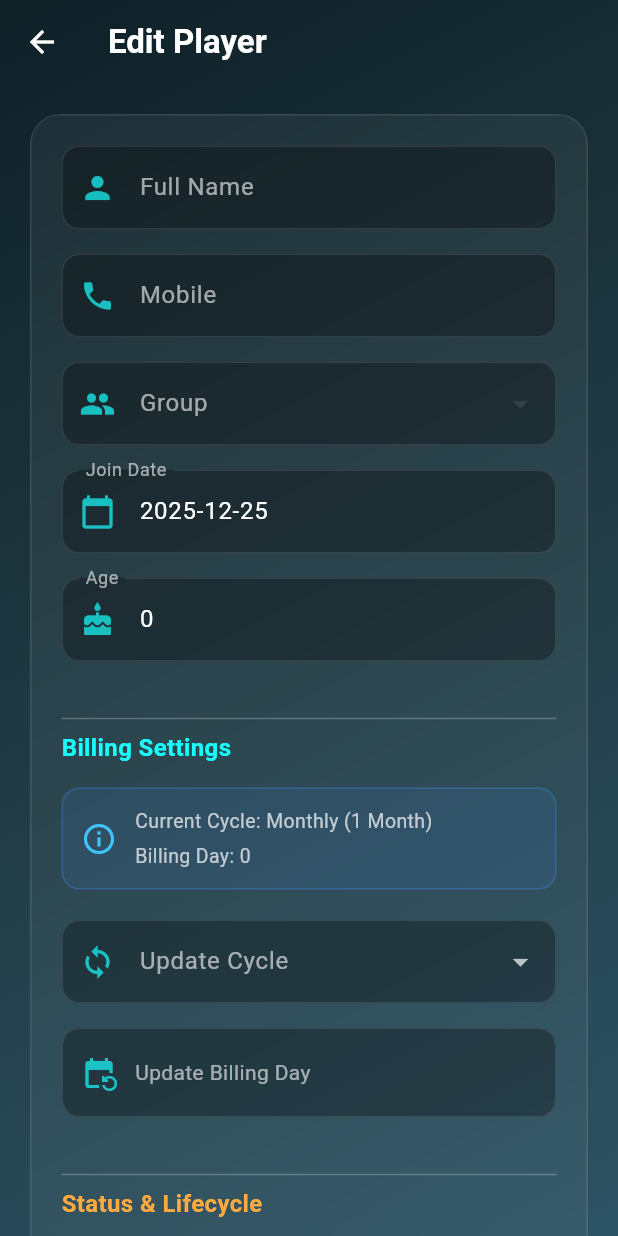
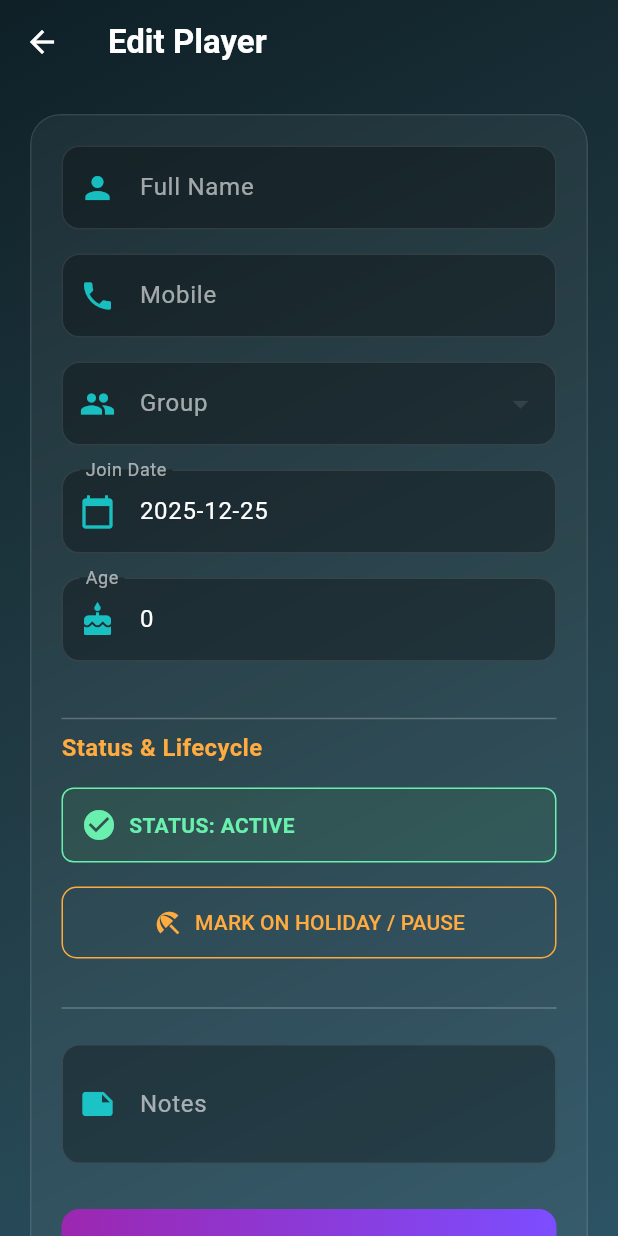
Before and after one commit to Dev-Jaisai/pca-flutter, a Flutter app: the EditPlayerScreen screen opened directly with empty values, on a phone screen of 412 x 824 dp. Run offline on Flutter 3.47's test engine with Material 3 defaults, Android fonts, the phone set to English and light mode, and no system bars; our stand-ins replace flutter_animate, font_awesome_flutter, hive, hive_flutter, lottie, pdf and 2 more; accounts and stored records are empty; network calls fail.

Commit message:
Feat: Added Player Resume/Activate functionality. - Added 'ACTIVATE PLAYER' green button in Edit Profile for inactive players. - Fixed 'Status Sync' issue where UI showed stale active status. - Added 'EventBus' listener to auto-refresh 'Universal List' and 'Dashboard' after activation. - Updated 'This Month Due' filter to strictly exclude holiday bills.

```diff
--- a/lib/models/player.dart
+++ b/lib/models/player.dart
@@ -98,8 +98,6 @@
     if (pCycleRaw != null) {
       pCycle = (pCycleRaw is int) ? pCycleRaw : int.tryParse(pCycleRaw.toString());
     }
-
-    // 🔥 9. NEW: Active Status Logic (Handle both camelCase & snake_case)
     bool activeVal = true; // Default
     if (json['isActive'] != null) {
       activeVal = json['isActive'] as bool;
@@ -111,7 +109,6 @@
         activeVal = json['is_active'];
       }
     }
-
     return Player(
       id: idVal,
       name: json['name'] ?? 'Unknown',      phone: json['phone'] ?? '',
@@ -120,6 +117,7 @@
       age: ageVal,
       joinDate: jd,
       photoUrl: photo,
+
       notes: notesVal,
       billingDay: bDay,
       paymentCycleMonths: pCycle,
--- a/lib/screens/home/edit_player_screen.dart
+++ b/lib/screens/home/edit_player_screen.dart
@@ -4,6 +4,7 @@
 import '../../models/player.dart';
 import '../../models/group.dart';
 import '../../services/api_service.dart';
+import '../../utils/event_bus.dart';
 
 class EditPlayerScreen extends StatefulWidget {
   final Player player;
@@ -27,18 +28,23 @@
   int? _selectedGroupId;
   int _paymentCycleMonths = 1;
   DateTime? _newBillingDate;
-  bool _isActive = true; // Local state to update UI immediately if needed
+
+  // 🔥 Local State for Active/Inactive Toggle
+  late bool _isActive;
 
   List<Group> _groups = [];
   bool _loading = false;
-
   @override
   void initState() {
     super.initState();
     _initializeFields();
     _fetchGroups();
+
+    // 🔥 CHANGE: Post frame callback मध्ये async call
+    WidgetsBinding.instance.addPostFrameCallback((_) async {
+      await _checkRealStatus();
+    });
   }
-
   void _initializeFields() {
     _nameCtl = TextEditingController(text: widget.player.name);
     _phoneCtl = TextEditingController(text: widget.player.phone);
@@ -47,9 +53,34 @@
     _joinDate = widget.player.joinDate;
     _selectedGroupId = widget.player.groupId;
     _paymentCycleMonths = widget.player.paymentCycleMonths ?? 1;
+
+    // Initial guess from widget (will be corrected by _checkRealStatus)
     _isActive = widget.player.isActive;
   }
+  Future<void> _activatePlayer(DateTime date) async {
+    setState(() => _loading = true);
+    try {
+      await ApiService.activatePlayer(widget.player.id, date);
 
+      if (mounted) {
+        ScaffoldMessenger.of(context).showSnackBar(
+            const SnackBar(content: Text('✅ Player Activated & Bill Generated!'), backgroundColor: Colors.green)
+        );
+
+        setState(() => _isActive = true);
+
+        // 🔥🔥🔥 ADD THIS LINE (Signal send kara)
+        EventBus().fire(PlayerEvent('updated'));
+        EventBus().fire(PlayerEvent('installment_created')); // Navin bill banla ahe
+      }
+    } catch (e) {
+      if (mounted) ScaffoldMessenger.of(context).showSnackBar(SnackBar(content: Text('❌ Error: $e'), backgroundColor: Colors.red));
+    } finally {
+      if (mounted) setState(() => _loading = false);
+    }
+  }
+
+  // ✅ METHOD 1: Fetch Groups (He missing hote, te add kele)
   Future<void> _fetchGroups() async {
     try {
       final groups = await ApiService.fetchGroups();
@@ -59,7 +90,33 @@
     }
   }
 
-  // --- STANDARD UPDATE (Name, Phone, Group etc.) ---
+  // ✅ METHOD 2: Check Real Status form DB (He Navin Logic)
+  // EditPlayerScreen.dart मध्ये
+  Future<void> _checkRealStatus() async {
+    try {
+      // 🔥 CHANGE: Direct call to get fresh player data
+      final freshPlayer = await ApiService.fetchPlayerById(widget.player.id);
+
+      if (mounted) {
+        setState(() {
+          _isActive = freshPlayer.isActive;
+          // Optionally update other fields from fresh data
+          _nameCtl.text = freshPlayer.name;
+          _phoneCtl.text = freshPlayer.phone;
+          _ageCtl.text = freshPlayer.age?.toString() ?? '';
+          _notesCtl.text = freshPlayer.notes ?? '';
+          _joinDate = freshPlayer.joinDate;
+          _selectedGroupId = freshPlayer.groupId;
+          _paymentCycleMonths = freshPlayer.paymentCycleMonths ?? 1;
+        });
+        debugPrint("🔄 Player data synced from DB. Status: $_isActive");
+      }
+    } catch (e) {
+      debugPrint("Error checking player status: $e");
+    }
+  }
+
+  // ✅ METHOD 3: Submit Update
   Future<void> _submit() async {
     if (!_formKey.currentState!.validate()) return;
     setState(() => _loading = true);
@@ -71,8 +128,6 @@
         "groupId": _selectedGroupId,
         "joinDate": _joinDate?.toIso8601String().split('T')[0],
         "notes": _notesCtl.text.trim(),
-
-        // Send Updated Billing Info
         "paymentCycleMonths": _paymentCycleMonths,
         if (_newBillingDate != null)
           "firstInstallmentDate": _newBillingDate?.toIso8601String().split('T')[0],
@@ -82,7 +137,7 @@
 
       if (mounted) {
         ScaffoldMessenger.of(context).showSnackBar(const SnackBar(content: Text('Updated successfully'), backgroundColor: Colors.green));
-        Navigator.pop(context, true); // Return true to refresh parent
+        Navigator.pop(context, true); // 🔥 Return TRUE to refresh parent list
       }
     } catch (e) {
       if (mounted) ScaffoldMessenger.of(context).showSnackBar(SnackBar(content: Text('Failed: $e'), backgroundColor: Colors.red));
@@ -119,7 +174,7 @@
     }
   }
 
-  // --- 🔥 FEATURE 1: HOLIDAY / PAUSE DIALOG ---
+  // --- DIALOGS ---
   void _showPauseDialog() {
     final noteCtl = TextEditingController();
     DateTime selectedDate = DateTime.now();
@@ -127,7 +182,8 @@
     showDialog(
       context: context,
       builder: (ctx) => StatefulBuilder(
-        builder: (context, setDialogState) => AlertDialog(
+        // 🔥 CHANGE 1: 'context' chya jagi 'dialogContext' waparla
+        builder: (dialogContext, setDialogState) => AlertDialog(
           backgroundColor: const Color(0xFF203A43),
           title: const Text("🏖️ Mark on Holiday", style: TextStyle(color: Colors.white)),
           content: Column(
@@ -138,8 +194,6 @@
                 style: TextStyle(color: Colors.white70, fontSize: 12),
               ),
               const SizedBox(height: 16),
-
-              // Date Picker
               ListTile(
                 contentPadding: EdgeInsets.zero,
                 title: const Text("Start Date:", style: TextStyle(color: Colors.white)),
@@ -149,12 +203,11 @@
                   child: Text(DateFormat('dd MMM yyyy').format(selectedDate), style: const TextStyle(color: Colors.cyanAccent)),
                 ),
                 onTap: () async {
-                  final picked = await showDatePicker(context: context, initialDate: selectedDate, firstDate: DateTime(2023), lastDate: DateTime(2030));
+                  // 🔥 CHANGE 2: dialogContext waparla date picker sathi
+                  final picked = await showDatePicker(context: dialogContext, initialDate: selectedDate, firstDate: DateTime(2023), lastDate: DateTime(2030));
                   if (picked != null) setDialogState(() => selectedDate = picked);
                 },
               ),
-
-              // Reason Input
               TextField(
                 controller: noteCtl,
                 style: const TextStyle(color: Colors.white),
@@ -171,12 +224,30 @@
             TextButton(onPressed: () => Navigator.pop(ctx), child: const Text("Cancel", style: TextStyle(color: Colors.white54))),
             ElevatedButton(
               style: ElevatedButton.styleFrom(backgroundColor: Colors.orangeAccent, foregroundColor: Colors.black),
+              // _showPauseDialog मध्ये:
+              // _showPauseDialog मध्ये
               onPressed: () async {
-                Navigator.pop(ctx); // Close Dialog
-                _performLifecycleAction(
-                    actionName: "Pause",
-                    action: () => ApiService.pausePlayer(widget.player.id, selectedDate, noteCtl.text)
-                );
+                Navigator.pop(ctx);
+                setState(() => _loading = true);
+                try {
+                  await ApiService.pausePlayer(widget.player.id, selectedDate, noteCtl.text);
+
+                  // 🔥 CALL: Refresh local data
+                  await _checkRealStatus();
+
+                  if (mounted) {
+                    ScaffoldMessenger.of(context).showSnackBar(
+                      const SnackBar(content: Text('Player Paused!'), backgroundColor: Colors.green),
+                    );
+                    // Navigator.pop(context, true); // 🔥 हे आता काढून टाका
+                  }
+                } catch (e) {
+                  if (mounted) ScaffoldMessenger.of(context).showSnackBar(
+                      SnackBar(content: Text('Error: $e'), backgroundColor: Colors.red)
+                  );
+                } finally {
+                  if (mounted) setState(() => _loading = false);
+                }
               },
               child: const Text("CONFIRM PAUSE"),
             )
@@ -186,35 +257,35 @@
     );
   }
 
-  // --- 🔥 FEATURE 2: ACTIVATE / RETURN DIALOG ---
   void _showActivateDialog() {
     DateTime selectedDate = DateTime.now();
+
     showDialog(
       context: context,
       builder: (ctx) => StatefulBuilder(
-        builder: (context, setDialogState) => AlertDialog(
+        // 🔥 CHANGE 1: 'dialogContext' waparla
+        builder: (dialogContext, setDialogState) => AlertDialog(
           backgroundColor: const Color(0xFF203A43),
           title: const Text("▶️ Welcome Back!", style: TextStyle(color: Colors.white)),
           content: Column(
             mainAxisSize: MainAxisSize.min,
             children: [
               const Text(
-                "Select the new Billing Start Date. A new cycle will begin from this date.",
+                "Player is returning! A new bill will be generated starting from this date.",
                 style: TextStyle(color: Colors.white70, fontSize: 12),
               ),
               const SizedBox(height: 16),
-
-              // Date Picker
               ListTile(
                 contentPadding: EdgeInsets.zero,
-                title: const Text("Start Date:", style: TextStyle(color: Colors.white)),
+                title: const Text("Return Date:", style: TextStyle(color: Colors.white)),
                 trailing: Container(
                   padding: const EdgeInsets.symmetric(horizontal: 8, vertical: 4),
                   decoration: BoxDecoration(border: Border.all(color: Colors.greenAccent), borderRadius: BorderRadius.circular(4)),
                   child: Text(DateFormat('dd MMM yyyy').format(selectedDate), style: const TextStyle(color: Colors.greenAccent)),
                 ),
                 onTap: () async {
-                  final picked = await showDatePicker(context: context, initialDate: selectedDate, firstDate: DateTime(2023), lastDate: DateTime(2030));
+                  // 🔥 CHANGE 2: dialogContext waparla
+                  final picked = await showDatePicker(context: dialogContext, initialDate: selectedDate, firstDate: DateTime(2023), lastDate: DateTime(2030));
                   if (picked != null) setDialogState(() => selectedDate = picked);
                 },
               ),
@@ -224,12 +295,29 @@
             TextButton(onPressed: () => Navigator.pop(ctx), child: const Text("Cancel", style: TextStyle(color: Colors.white54))),
             ElevatedButton(
               style: ElevatedButton.styleFrom(backgroundColor: Colors.greenAccent, foregroundColor: Colors.black),
+              // _showActivateDialog मध्ये
               onPressed: () async {
-                Navigator.pop(ctx); // Close Dialog
-                _performLifecycleAction(
-                    actionName: "Activate",
-                    action: () => ApiService.activatePlayer(widget.player.id, selectedDate)
-                );
+                Navigator.pop(ctx);
+                setState(() => _loading = true);
+                try {
+                  await ApiService.activatePlayer(widget.player.id, selectedDate);
+
+                  // 🔥 CALL: Refresh local data
+                  await _checkRealStatus();
+
+                  if (mounted) {
+                    ScaffoldMessenger.of(context).showSnackBar(
+                      const SnackBar(content: Text("Player Activated & Bill Generated!")),
+                    );
+                    // Navigator.pop(context, true); // 🔥 हे आता काढून टाका
+                  }
+                } catch (e) {
+                  if (mounted) ScaffoldMessenger.of(context).showSnackBar(
+                      SnackBar(content: Text("Error: $e"), backgroundColor: Colors.red)
+                  );
+                } finally {
+                  if (mounted) setState(() => _loading = false);
+                }
               },
               child: const Text("ACTIVATE"),
             )
@@ -239,34 +327,11 @@
     );
   }
 
-  // Helper to handle API calls for Lifecycle actions
-  Future<void> _performLifecycleAction({required String actionName, required Future<void> Function() action}) async {
-    setState(() => _loading = true);
-    try {
-      await action();
-      if (mounted) {
-        ScaffoldMessenger.of(context).showSnackBar(SnackBar(content: Text("Player ${actionName}d Successfully!"), backgroundColor: Colors.green));
-        Navigator.pop(context, true); // Close Screen & Refresh Parent
-      }
-    } catch (e) {
-      if (mounted) ScaffoldMessenger.of(context).showSnackBar(SnackBar(content: Text("Error: $e"), backgroundColor: Colors.red));
-    } finally {
-      if (mounted) setState(() => _loading = false);
-    }
-  }
-
   @override
   Widget build(BuildContext context) {
     final df = DateFormat('dd MMM yyyy');
-
-    // Display strings
-    String currentBillDayStr = widget.player.billingDay != null
-        ? "${widget.player.billingDay}"
-        : "Not Set";
-
-    String currentCycleStr = (widget.player.paymentCycleMonths ?? 1) == 3
-        ? "Quarterly (3 Months)"
-        : "Monthly (1 Month)";
+    String currentBillDayStr = widget.player.billingDay != null ? "${widget.player.billingDay}" : "Not Set";
+    String currentCycleStr = (widget.player.paymentCycleMonths ?? 1) == 3 ? "Quarterly (3 Months)" : "Monthly (1 Month)";
 
     return Scaffold(
       extendBodyBehindAppBar: true,
@@ -305,93 +370,38 @@
                           ),
                           const SizedBox(height: 16),
                           GestureDetector(
-                            onTap: () => _pickDate(true), // Join Date
+                            onTap: () => _pickDate(true),
                             child: AbsorbPointer(child: _neonTextField(TextEditingController(text: _joinDate == null ? '' : DateFormat('yyyy-MM-dd').format(_joinDate!)), 'Join Date', Icons.calendar_today)),
                           ),
                           const SizedBox(height: 16),
                           _neonTextField(_ageCtl, 'Age', Icons.cake, type: TextInputType.number),
 
-                          // --- BILLING SETTINGS ---
-                          const SizedBox(height: 30),
-                          const Divider(color: Colors.white24),
-                          const Text("Billing Settings", style: TextStyle(color: Colors.cyanAccent, fontWeight: FontWeight.bold, fontSize: 16)),
-                          const SizedBox(height: 15),
-
-                          // Current Info
-                          Container(
-                            padding: const EdgeInsets.all(12),
-                            decoration: BoxDecoration(
-                              color: Colors.blueAccent.withOpacity(0.1),
-                              borderRadius: BorderRadius.circular(12),
-                              border: Border.all(color: Colors.blueAccent.withOpacity(0.3)),
-                            ),
-                            child: Row(
-                              children: [
-                                const Icon(Icons.info_outline, color: Colors.lightBlueAccent),
-                                const SizedBox(width: 12),
-                                Expanded(
-                                  child: Column(
-                                    crossAxisAlignment: CrossAxisAlignment.start,
-                                    children: [
-                                      Text("Current Cycle: $currentCycleStr", style: const TextStyle(color: Colors.white70, fontSize: 13)),
-                                      const SizedBox(height: 4),
-                                      Text("Billing Day: $currentBillDayStr", style: const TextStyle(color: Colors.white70, fontSize: 13)),
-                                    ],
-                                  ),
-                                ),
-                              ],
-                            ),
-                          ),
-                          const SizedBox(height: 20),
-
-                          DropdownButtonFormField<int>(
-                            value: _paymentCycleMonths,
-                            dropdownColor: const Color(0xFF2C5364),
-                            style: const TextStyle(color: Colors.white),
-                            decoration: _inputDeco('Update Cycle', Icons.loop),
-                            items: const [
-                              DropdownMenuItem(value: 1, child: Text("Monthly (Every Month)")),
-                              DropdownMenuItem(value: 3, child: Text("Quarterly (Every 3 Months)")),
-                            ],
-                            onChanged: (v) => setState(() => _paymentCycleMonths = v!),
-                          ),
-                          const SizedBox(height: 16),
-
-                          GestureDetector(
-                            onTap: () => _pickDate(false), // Billing Date
-                            child: Container(
-                              height: 60,
-                              padding: const EdgeInsets.symmetric(horizontal: 12),
-                              decoration: BoxDecoration(
-                                color: Colors.black.withOpacity(0.3),
-                                borderRadius: BorderRadius.circular(12),
-                                border: Border.all(color: _newBillingDate != null ? Colors.cyanAccent : Colors.white.withOpacity(0.1)),
-                              ),
-                              child: Row(
-                                children: [
-                                  Icon(Icons.event_repeat, color: Colors.cyanAccent.withOpacity(0.7)),
-                                  const SizedBox(width: 12),
-                                  Expanded(
-                                    child: Text(
-                                      _newBillingDate == null ? 'Update Billing Day' : 'New Start Date: ${df.format(_newBillingDate!)}',
-                                      style: TextStyle(color: _newBillingDate == null ? Colors.white60 : Colors.white),
-                                    ),
-                                  ),
-                                  if (_newBillingDate != null)
-                                    const Icon(Icons.check_circle, color: Colors.greenAccent, size: 20)
-                                ],
-                              ),
-                            ),
-                          ),
-
-                          // --- LIFECYCLE MANAGEMENT (FEATURE 1) ---
+                          // --- LIFECYCLE MANAGEMENT ---
                           const SizedBox(height: 30),
                           const Divider(color: Colors.white24),
                           const Text("Status & Lifecycle", style: TextStyle(color: Colors.orangeAccent, fontWeight: FontWeight.bold, fontSize: 16)),
                           const SizedBox(height: 15),
 
+                          // 🔥 Status Indicator
+                          Container(
+                            padding: const EdgeInsets.all(12),
+                            decoration: BoxDecoration(
+                                color: _isActive ? Colors.green.withOpacity(0.1) : Colors.red.withOpacity(0.1),
+                                borderRadius: BorderRadius.circular(8),
+                                border: Border.all(color: _isActive ? Colors.greenAccent : Colors.redAccent)
+                            ),
+                            child: Row(
+                              children: [
+                                Icon(_isActive ? Icons.check_circle : Icons.pause_circle_filled, color: _isActive ? Colors.greenAccent : Colors.redAccent),
+                                const SizedBox(width: 8),
+                                Text(_isActive ? "STATUS: ACTIVE" : "STATUS: ON HOLIDAY (INACTIVE)", style: TextStyle(color: _isActive ? Colors.greenAccent : Colors.redAccent, fontWeight: FontWeight.bold)),
+                              ],
+                            ),
+                          ),
+                          const SizedBox(height: 16),
+
                           if (_isActive)
-                          // IF ACTIVE: SHOW PAUSE
+                          // Active -> Show Pause
                             SizedBox(
                               width: double.infinity,
                               child: OutlinedButton.icon(
@@ -407,7 +417,7 @@
                               ),
                             )
                           else
-                          // IF INACTIVE: SHOW ACTIVATE
+                          // Inactive -> Show Activate
                             SizedBox(
                               width: double.infinity,
                               child: ElevatedButton.icon(
@@ -423,16 +433,14 @@
                               ),
                             ),
 
-                          // --- END LIFECYCLE SECTION ---
+                          // --- END LIFECYCLE ---
 
                           const SizedBox(height: 25),
                           const Divider(color: Colors.white24),
-
                           const SizedBox(height: 16),
                           _neonTextField(_notesCtl, 'Notes', Icons.note, maxLines: 2),
                           const SizedBox(height: 30),
 
-                          // MAIN SAVE BUTTON
                           Container(
                             width: double.infinity,
                             decoration: BoxDecoration(borderRadius: BorderRadius.circular(12), gradient: const LinearGradient(colors: [Colors.purple, Colors.deepPurpleAccent])),
@@ -457,22 +465,14 @@
 
   Widget _neonTextField(TextEditingController ctl, String label, IconData icon, {TextInputType type = TextInputType.text, int maxLines = 1}) {
     return TextFormField(
-      controller: ctl,
-      keyboardType: type,
-      maxLines: maxLines,
-      style: const TextStyle(color: Colors.white),
-      decoration: _inputDeco(label, icon),
+      controller: ctl, keyboardType: type, maxLines: maxLines, style: const TextStyle(color: Colors.white), decoration: _inputDeco(label, icon),
       validator: (v) => (label == 'Full Name' && (v == null || v.isEmpty)) ? 'Required' : null,
     );
   }
 
   InputDecoration _inputDeco(String label, IconData icon) {
     return InputDecoration(
-      labelText: label,
-      labelStyle: TextStyle(color: Colors.white.withOpacity(0.6)),
-      prefixIcon: Icon(icon, color: Colors.cyanAccent.withOpacity(0.7)),
-      filled: true,
-      fillColor: Colors.black.withOpacity(0.3),
+      labelText: label, labelStyle: TextStyle(color: Colors.white.withOpacity(0.6)), prefixIcon: Icon(icon, color: Colors.cyanAccent.withOpacity(0.7)), filled: true, fillColor: Colors.black.withOpacity(0.3),
       enabledBorder: OutlineInputBorder(borderRadius: BorderRadius.circular(12), borderSide: BorderSide(color: Colors.white.withOpacity(0.1))),
       focusedBorder: OutlineInputBorder(borderRadius: BorderRadius.circular(12), borderSide: const BorderSide(color: Colors.cyanAccent, width: 2)),
     );
--- a/lib/services/api_service.dart
+++ b/lib/services/api_service.dart
@@ -31,6 +31,24 @@
     } else {
       throw Exception(
           'Failed to load players: ${response.statusCode} - ${response.body}');
+    }
+  }
+  static Future<Player> fetchPlayerById(int id) async {
+    final url = Uri.parse('$baseUrl/api/players/$id');
+    final response = await http.get(url);
+
+    if (response.statusCode == 200) {
+      final Map<String, dynamic> data = json.decode(response.body);
+
+      // 🔥 DEBUG: Print the raw JSON
+      debugPrint("📦 Raw JSON from fetchPlayerById($id):");
+      debugPrint(data.toString());
+      debugPrint("isActive in JSON: ${data['isActive']}");
+      debugPrint("is_active in JSON: ${data['is_active']}");
+
+      return Player.fromJson(data);
+    } else {
+      throw Exception('Failed to load player: ${response.statusCode} - ${response.body}');
     }
   }
 // ✅ UPDATED createPlayer
```
Also changed, not shown: lib/screens/installments/universal_list_screen.dart (+24 -12 lines).
